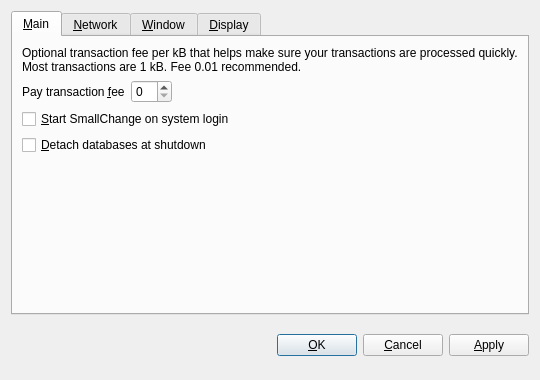
Before: the Qt Designer form src/qt/forms/optionsdialog.ui in 5t4rk/Test-Coin, drawn with Qt 5.
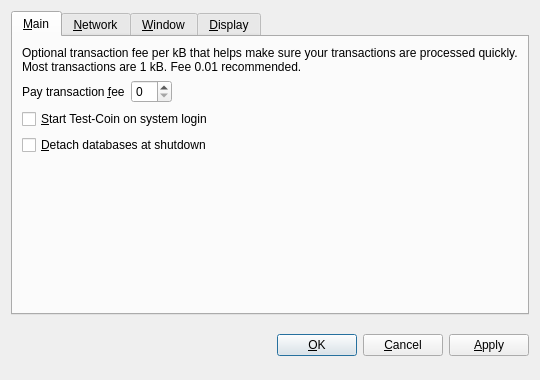
After: the same form once the commit is applied. The open tabs and pages were chosen to show the change. Custom widgets are drawn as their Qt base class.

Diff of the .ui file:
```diff
--- a/src/qt/forms/optionsdialog.ui
+++ b/src/qt/forms/optionsdialog.ui
@@ -82,7 +82,7 @@
           <string>Automatically start SmallChange after logging in to the system.</string>
          </property>
          <property name="text">
-          <string>&amp;Start SmallChange on system login</string>
+          <string>&amp;Start Test-Coin on system login</string>
          </property>
         </widget>
        </item>
```
Left out of the diff: 10 changed lines with no effect on the pictures.
